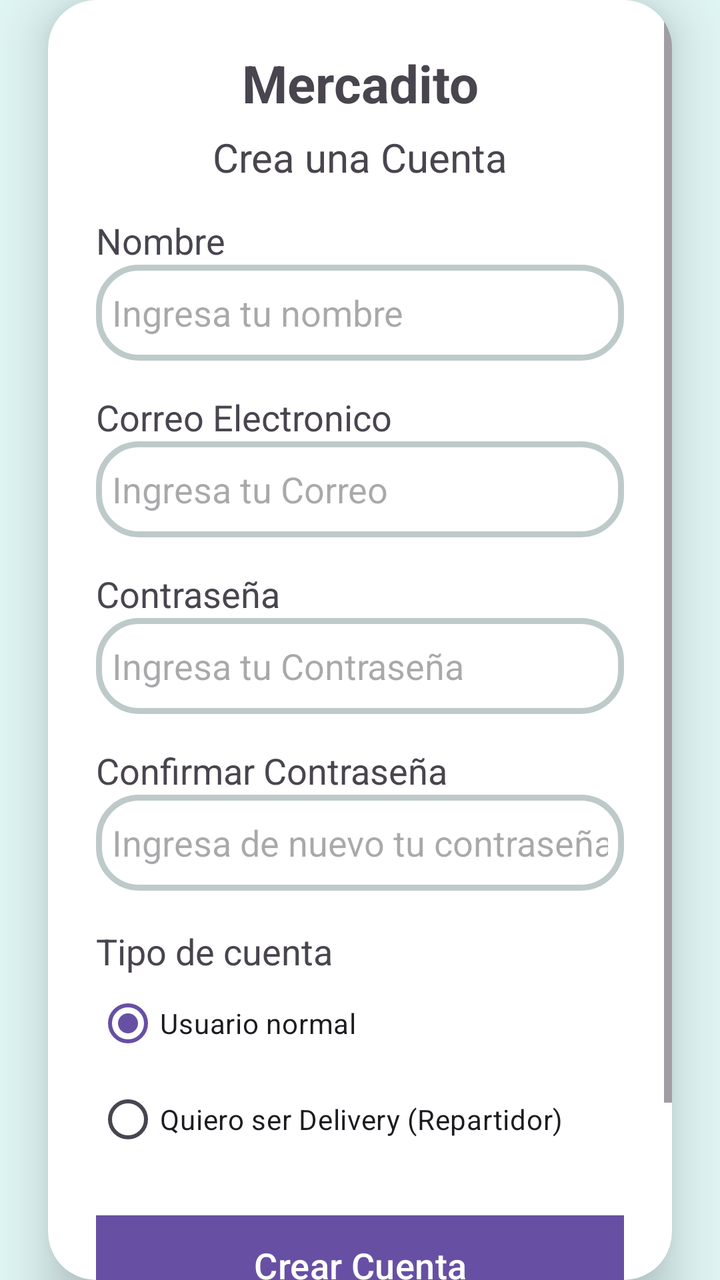
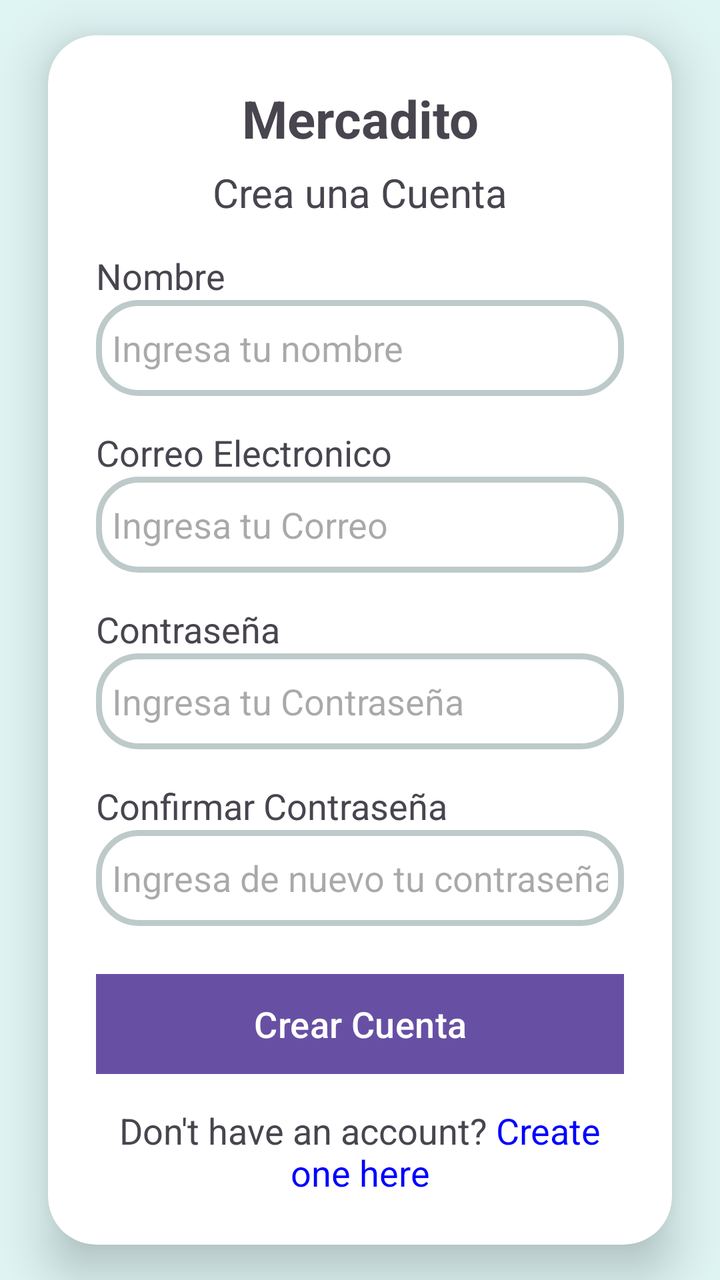

Before-and-after screenshots of an Android layout around one commit, followed by the original layout XML and the change that was made.
<!-- AndroidManifest.xml: application theme Theme.MyApplication -->
<!-- res/layout/activity_singup.xml -->
<?xml version="1.0" encoding="utf-8"?>
<androidx.constraintlayout.widget.ConstraintLayout
    xmlns:android="http://schemas.android.com/apk/res/android"
    xmlns:app="http://schemas.android.com/apk/res-auto"
    xmlns:tools="http://schemas.android.com/tools"
    android:id="@+id/main"
    android:layout_width="match_parent"
    android:layout_height="match_parent"
    tools:context=".app.common.activity.SignupActivity"
    android:background="@color/main_screen">

    <androidx.cardview.widget.CardView
        android:layout_width="match_parent"
        android:layout_height="wrap_content"
        android:layout_margin="24dp"
        app:cardCornerRadius="24dp"
        app:cardElevation="15dp"
        app:layout_constraintTop_toTopOf="parent"
        app:layout_constraintBottom_toBottomOf="parent"
        app:layout_constraintStart_toStartOf="parent"
        app:layout_constraintEnd_toEndOf="parent"
        android:background="@drawable/custumer">

        <ScrollView
            android:layout_width="match_parent"
            android:layout_height="match_parent">

            <LinearLayout
                android:layout_width="match_parent"
                android:layout_height="wrap_content"
                android:orientation="vertical"
                android:padding="24dp">

                
                <TextView
                    android:layout_width="match_parent"
                    android:layout_height="wrap_content"
                    android:text="@string/app_name"
                    android:textSize="26sp"
                    android:gravity="center"
                    android:textStyle="bold"/>

                <TextView
                    android:layout_width="match_parent"
                    android:layout_height="wrap_content"
                    android:layout_marginTop="6dp"
                    android:text="@string/create_Account"
                    android:textSize="20sp"
                    android:gravity="center" />

                
                <TextView
                    android:layout_width="match_parent"
                    android:layout_height="wrap_content"
                    android:layout_marginTop="16dp"
                    android:text="@string/name_User"
                    android:textSize="18sp"/>

                <EditText
                    android:id="@+id/name_user"
                    android:layout_width="match_parent"
                    android:layout_height="48dp"
                    android:background="@drawable/custumer"
                    android:hint="@string/hint_name"
                    android:inputType="textPersonName"
                    android:textSize="18sp"
                    android:padding="8dp"/>

                
                <TextView
                    android:layout_width="match_parent"
                    android:layout_height="wrap_content"
                    android:layout_marginTop="16dp"
                    android:text="@string/email"
                    android:textSize="18sp"/>

                <EditText
                    android:id="@+id/email_sigup"
                    android:layout_width="match_parent"
                    android:layout_height="48dp"
                    android:background="@drawable/custumer"
                    android:hint="@string/hint_Email"
                    android:inputType="textEmailAddress"
                    android:textSize="18sp"
                    android:padding="8dp"/>

                
                <TextView
                    android:layout_width="match_parent"
                    android:layout_height="wrap_content"
                    android:layout_marginTop="16dp"
                    android:text="@string/password"
                    android:textSize="18sp"/>

                <EditText
                    android:id="@+id/password_sigup"
                    android:layout_width="match_parent"
                    android:layout_height="48dp"
                    android:textSize="18sp"
                    android:hint="@string/hint_Password"
                    android:inputType="textPassword"
                    android:background="@drawable/custumer"
                    android:padding="8dp"/>

                
                <TextView
                    android:layout_width="match_parent"
                    android:layout_height="wrap_content"
                    android:layout_marginTop="16dp"
                    android:text="@string/confirm_password"
                    android:textSize="18sp"/>

                <EditText
                    android:id="@+id/confirm_password"
                    android:layout_width="match_parent"
                    android:layout_height="48dp"
                    android:textSize="18sp"
                    android:hint="@string/hint_confirmPassword"
                    android:inputType="textPassword"
                    android:background="@drawable/custumer"
                    android:padding="8dp"/>

                
                <TextView
                    android:layout_width="match_parent"
                    android:layout_height="wrap_content"
                    android:layout_marginTop="18dp"
                    android:text="Tipo de cuenta"
                    android:textSize="18sp" />

                <RadioGroup
                    android:id="@+id/radioUserType"
                    android:layout_width="match_parent"
                    android:layout_height="wrap_content"
                    android:orientation="vertical">

                    <RadioButton
                        android:id="@+id/radioUser"
                        android:layout_width="wrap_content"
                        android:layout_height="wrap_content"
                        android:text="Usuario normal"
                        android:checked="true"/>

                    <RadioButton
                        android:id="@+id/radioDelivery"
                        android:layout_width="wrap_content"
                        android:layout_height="wrap_content"
                        android:text="Quiero ser Delivery (Repartidor)" />

                </RadioGroup>

                
                <Button
                    android:id="@+id/button_singup"
                    android:layout_width="match_parent"
                    android:layout_height="50dp"
                    android:background="@color/black"
                    android:textSize="18sp"
                    android:text="@string/button_Sigup"
                    android:textColor="@color/white"
                    android:layout_marginTop="24dp"/>

                
                <TextView
                    android:id="@+id/link_loging"
                    android:layout_width="match_parent"
                    android:layout_height="wrap_content"
                    android:layout_marginTop="16dp"
                    android:text="@string/create_account_text"
                    android:textSize="18sp"
                    android:gravity="center" />

            </LinearLayout>

        </ScrollView>

    </androidx.cardview.widget.CardView>

</androidx.constraintlayout.widget.ConstraintLayout>
<!-- resources referenced by this layout -->
<resources>
  <color name="black">#FF000000</color>
  <color name="main_screen">#DFF5F4</color>
  <color name="white">#FFFFFFFF</color>
  <!-- drawable custumer (drawable) -->
  <?xml version="1.0" encoding="utf-8"?>
  <shape xmlns:android="http://schemas.android.com/apk/res/android" android:shape="rectangle">
      <stroke
          android:width="3dp"
          android:color="@color/gray"/>
      <corners
          android:radius="20dp"/>
  
  </shape>
  <string name="app_name">Mercadito</string>
  <string name="button_Sigup">Crear Cuenta</string>
  <string name="confirm_password">Confirmar Contraseña</string>
  <string name="create_Account">Crea una Cuenta</string>
  <string name="create_account_text">
      Don\'t have an account? <font color="#0000FF">Create one here</font>
      </string>
  <string name="email">Correo Electronico</string>
  <string name="hint_Email">Ingresa tu Correo</string>
  <string name="hint_Password">Ingresa tu Contraseña</string>
  <string name="hint_confirmPassword">Ingresa de nuevo tu contraseña</string>
  <string name="hint_name">Ingresa tu nombre</string>
  <string name="name_User">Nombre</string>
  <string name="password">Contraseña</string>
  <style name="Theme.MyApplication" parent="Base.Theme.MyApplication" />
  <color name="gray">#BECACA</color>
  <style name="Base.Theme.MyApplication" parent="Theme.Material3.DayNight.NoActionBar">
          
          
      </style>
</resources>

<!-- the commit's change to res/layout/activity_singup.xml (unified diff, before → after) -->
@@ -6,7 +6,7 @@
     android:id="@+id/main"
     android:layout_width="match_parent"
     android:layout_height="match_parent"
-    tools:context=".app.common.activity.SignupActivity"
+    tools:context=".features.auth.activity.SignupActivity"
     android:background="@color/main_screen">
 
     <androidx.cardview.widget.CardView
@@ -121,35 +121,6 @@
                     android:padding="8dp"/>
 
                 
-                <TextView
-                    android:layout_width="match_parent"
-                    android:layout_height="wrap_content"
-                    android:layout_marginTop="18dp"
-                    android:text="Tipo de cuenta"
-                    android:textSize="18sp" />
-
-                <RadioGroup
-                    android:id="@+id/radioUserType"
-                    android:layout_width="match_parent"
-                    android:layout_height="wrap_content"
-                    android:orientation="vertical">
-
-                    <RadioButton
-                        android:id="@+id/radioUser"
-                        android:layout_width="wrap_content"
-                        android:layout_height="wrap_content"
-                        android:text="Usuario normal"
-                        android:checked="true"/>
-
-                    <RadioButton
-                        android:id="@+id/radioDelivery"
-                        android:layout_width="wrap_content"
-                        android:layout_height="wrap_content"
-                        android:text="Quiero ser Delivery (Repartidor)" />
-
-                </RadioGroup>
-
-                
                 <Button
                     android:id="@+id/button_singup"
                     android:layout_width="match_parent"
